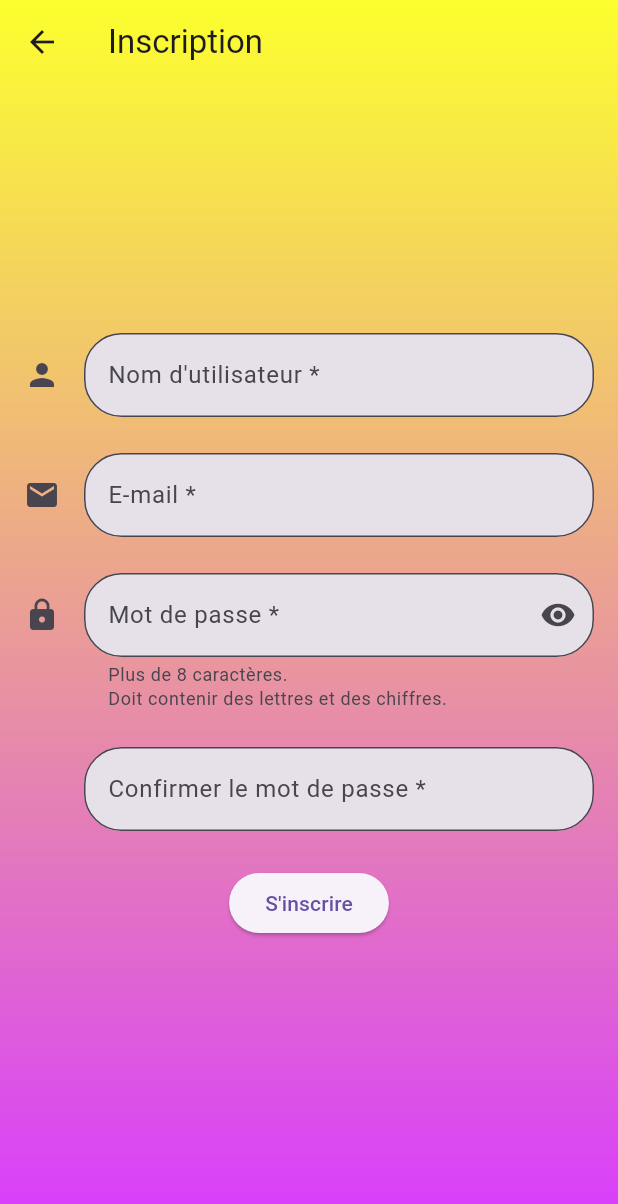
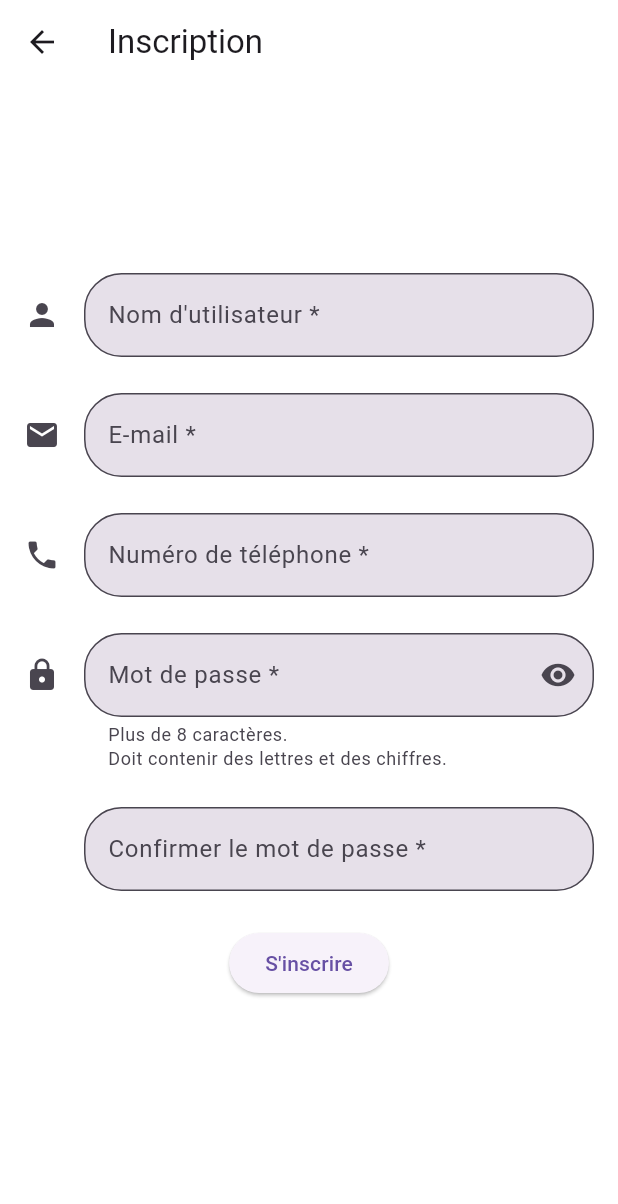
Before and after one commit to algosup/2023-2024-project-5-flutter-team-5, a Flutter app: the screen it shows after launch, after a tap on "Créer un compte", on a phone screen of 412 x 824 dp. Shown: the top 1204 px of the screen. Run offline on Flutter 3.47's test engine with Material 3 defaults, Android fonts, the light colour scheme and no system bars; our stand-ins replace flutter_card_swiper, fluttertoast, multi_select_flutter.

Commit message:
updating welcome page and starting to change the signin page

```diff
--- a/App/lib/connection/signinpage.dart
+++ b/App/lib/connection/signinpage.dart
@@ -12,12 +12,15 @@ class SigninPage extends MaterialPageRoute {
               extendBodyBehindAppBar: true,
               appBar: AppBar(
                 title: const Text('Inscription'),
-                backgroundColor: Color.fromARGB(0, 73, 7, 255)
+                backgroundColor: const Color.fromARGB(0, 73, 7, 255),
               ),
               body: Container(
                 decoration: const BoxDecoration(
                   gradient: LinearGradient(
-                    colors: [Color.fromARGB(255, 252, 255, 46), Color.fromARGB(255, 216, 59, 255)],
+                    colors: [
+                      Color.fromARGB(255, 255, 255, 255),
+                      Color.fromARGB(255, 255, 255, 255)
+                    ],
                     begin: Alignment.topCenter,
                     end: Alignment.bottomCenter,
                   ),
@@ -25,7 +28,7 @@ class SigninPage extends MaterialPageRoute {
                 child: Column(
                   mainAxisAlignment: MainAxisAlignment.center,
                   children: [
-                    TextFormFieldSignin(),
+                    const TextFormFieldSignin(),
                     const SizedBox(height: 24.0),
                     Buttonsignin(),
                   ],
@@ -51,6 +54,7 @@ class _TextFormFieldSigninState extends State<TextFormFieldSignin> {
   String? _username;
   String? _email;
   String? _password;
+  String? _phoneNumber;
 
   String? _validateName(String? value) {
     if (value?.isEmpty ?? false) {
@@ -59,6 +63,17 @@ class _TextFormFieldSigninState extends State<TextFormFieldSignin> {
     final RegExp nameExp = RegExp(r'^[A-Za-z ]+$');
     if (!nameExp.hasMatch(value!)) {
       return 'Veuillez entrer que des lettres et des chiffres.';
+    }
+    return null;
+  }
+
+  String? _validatePhoneNumber(String? value) {
+    if (value?.isEmpty ?? false) {
+      return 'Un numéro de téléphone est requis.';
+    }
+    final RegExp phoneExp = RegExp(r'^\d+$');
+    if (!phoneExp.hasMatch(value!)) {
+      return 'Veuillez entrer un numéro de téléphone valide.';
     }
     return null;
   }
@@ -85,7 +100,7 @@ class _TextFormFieldSigninState extends State<TextFormFieldSignin> {
               labelText: 'Nom d\'utilisateur *',
             ),
             onSaved: (String? value) {
-              this._username = value;
+              _username = value;
               print('Nom=$_username');
             },
             validator: _validateName,
@@ -104,9 +119,27 @@ class _TextFormFieldSigninState extends State<TextFormFieldSignin> {
             ),
             keyboardType: TextInputType.emailAddress,
             onSaved: (String? value) {
-              this._email = value;
+              _email = value;
               print('email=$_email');
             },
+          ),
+          const SizedBox(height: 24.0),
+          // "PhoneNumber" form.
+          TextFormField(
+            decoration: const InputDecoration(
+              border: OutlineInputBorder(
+                borderRadius: BorderRadius.all(Radius.circular(25.0)),
+              ),
+              filled: true,
+              icon: Icon(Icons.phone),
+              labelText: 'Numéro de téléphone *',
+            ),
+            keyboardType: TextInputType.phone,
+            onSaved: (String? value) {
+              _phoneNumber = value;
+              print('Téléphone=$_phoneNumber');
+            },
+            validator: _validatePhoneNumber,
           ),
           const SizedBox(height: 24.0),
           // "Password" form.
@@ -116,7 +149,7 @@ class _TextFormFieldSigninState extends State<TextFormFieldSignin> {
             labelText: 'Mot de passe *',
             onFieldSubmitted: (String value) {
               setState(() {
-                this._password = value;
+                _password = value;
               });
             },
           ),
@@ -128,7 +161,7 @@ class _TextFormFieldSigninState extends State<TextFormFieldSignin> {
                 borderRadius: BorderRadius.all(Radius.circular(25.0)),
               ),
               filled: true,
-                icon: Icon(Icons.check_box_outline_blank, color: Colors.transparent),
+              icon: Icon(Icons.check_box_outline_blank, color: Colors.transparent),
               labelText: 'Confirmer le mot de passe *',
             ),
             obscureText: true,
@@ -142,16 +175,18 @@ class _TextFormFieldSigninState extends State<TextFormFieldSignin> {
 // Sign In Button (with verification)
 class Buttonsignin extends StatelessWidget {
   Buttonsignin({Key? key});
-    String? _username;
-    String? _email;
-    String? _password;
+  String? _username;
+  String? _email;
+  String? _password;
+  String? _phoneNumber;
+
   @override
   Widget build(BuildContext context) {
     return ElevatedButton(
       onPressed: () {
-        if (_username != null && _email != null && _password != null) {
+        if (_username != null && _email != null && _password != null && _phoneNumber != null) {
           Fluttertoast.showToast(
-            msg: 'Connexion en cours...',
+            msg: 'Inscription en cours...',
             toastLength: Toast.LENGTH_SHORT,
             gravity: ToastGravity.BOTTOM,
             timeInSecForIosWeb: 1,
--- a/App/lib/connection/welcomepage.dart
+++ b/App/lib/connection/welcomepage.dart
@@ -15,30 +15,30 @@ class WelcomePage extends StatelessWidget {
         children: [
           // Background image with blur
           Container(
-            decoration: BoxDecoration(
+            decoration: const BoxDecoration(
               image: DecorationImage(
                 image: AssetImage('assets/background_welcomepage.png'),
-                fit: BoxFit.cover, // Cover ensures the image covers the entire container
-                alignment: Alignment.center,
+                fit: BoxFit.contain, // Cover ensures the image covers the entire container
+                alignment: Alignment.topCenter,
               ),
             ),
+            width: double.infinity, // Ensure the container takes up the entire width of the screen
+            height: double.infinity,
             child: BackdropFilter(
-              filter: ImageFilter.blur(sigmaX: 2, sigmaY: 2),
+              filter: ImageFilter.blur(sigmaX: 0, sigmaY: 0),
               child: Container(
                 color: const Color.fromARGB(255, 255, 255, 255).withOpacity(0.1),
               ),
-            ),
-            width: double.infinity, // Ensure the container takes up the entire width of the screen
-            height: double.infinity, // Ensure the container takes up the entire height of the screen
+            ), // Ensure the container takes up the entire height of the screen
           ),
           // Gradient overlay at the bottom
           Container(
             decoration: BoxDecoration(
               gradient: LinearGradient(
-                begin: Alignment.bottomCenter,
+                begin: Alignment.center,
                 end: Alignment.topCenter,
                 colors: [
-                  const Color.fromARGB(255, 255, 255, 255).withOpacity(0.7),
+                  const Color.fromARGB(255, 255, 255, 255).withOpacity(0.9),
                   Colors.transparent,
                 ],
               ),
@@ -49,8 +49,25 @@ class WelcomePage extends StatelessWidget {
           // Centered content
           Center(
             child: Column(
-              mainAxisAlignment: MainAxisAlignment.end,
+              mainAxisAlignment: MainAxisAlignment.start,
               children: [
+                const SizedBox(height: 100.0),
+                const Text(
+                  'Bienvenue sur',
+                  style: TextStyle(
+                    fontSize: 24,
+                    color: Color.fromARGB(255, 0, 0, 0),
+                  ),
+                ),
+                const Text(
+                  'Adopte 1 Candidat',
+                  style: TextStyle(
+                    fontSize: 24,
+                    fontWeight: FontWeight.bold,
+                    color: Color.fromARGB(255, 0, 0, 0),
+                  ),
+                ),
+                const Spacer(),
                 Container(
                   width: 500,
                   height: 300,
@@ -66,7 +83,7 @@ class WelcomePage extends StatelessWidget {
                           style: ElevatedButton.styleFrom(
                             backgroundColor: Colors.white,
                             foregroundColor: Colors.black,
-                            shadowColor: Colors.transparent,
+                            shadowColor: Color.fromARGB(255, 0, 0, 0),
                             elevation: 5,
                             shape: RoundedRectangleBorder(borderRadius: BorderRadius.circular(32.0)),
                           ),
@@ -88,7 +105,7 @@ class WelcomePage extends StatelessWidget {
                           ),
                           child: const Text(
                             'Se connecter',
-                            style: TextStyle(fontSize: 18, fontWeight: FontWeight.bold, color: Color.fromARGB(255, 35, 35, 35)),
+                            style: TextStyle(fontSize: 18, fontWeight: FontWeight.bold, color: Color.fromARGB(255, 104, 104, 104)),
                           ),
                         ),
                       ),
```
Also changed, not shown: App/assets/background_welcomepage.png, App/pubspec.lock.
